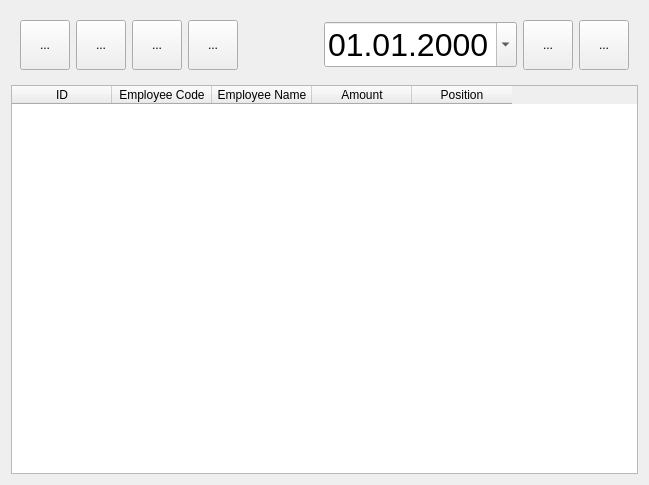
Before: the Qt Designer form Restaurant2/dlgsalary.ui in End1-1/Resort-2, drawn with Qt 5.
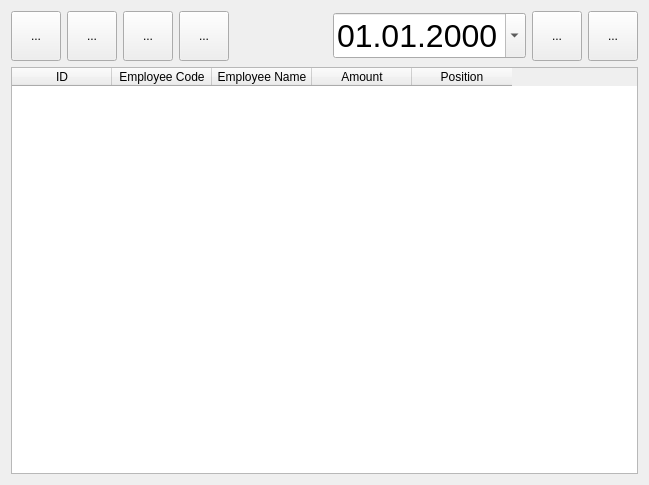
After: the same form once the commit is applied. Icons and pictures are not drawn. Custom widgets are drawn as their Qt base class.

```diff
--- a/Restaurant2/dlgsalary.ui
+++ b/Restaurant2/dlgsalary.ui
@@ -17,6 +17,18 @@
    <item>
     <widget class="QWidget" name="widget" native="true">
      <layout class="QHBoxLayout" name="horizontalLayout">
+      <property name="leftMargin">
+       <number>0</number>
+      </property>
+      <property name="topMargin">
+       <number>0</number>
+      </property>
+      <property name="rightMargin">
+       <number>0</number>
+      </property>
+      <property name="bottomMargin">
+       <number>0</number>
+      </property>
       <item>
        <widget class="QToolButton" name="btnAdd">
         <property name="minimumSize">
```
